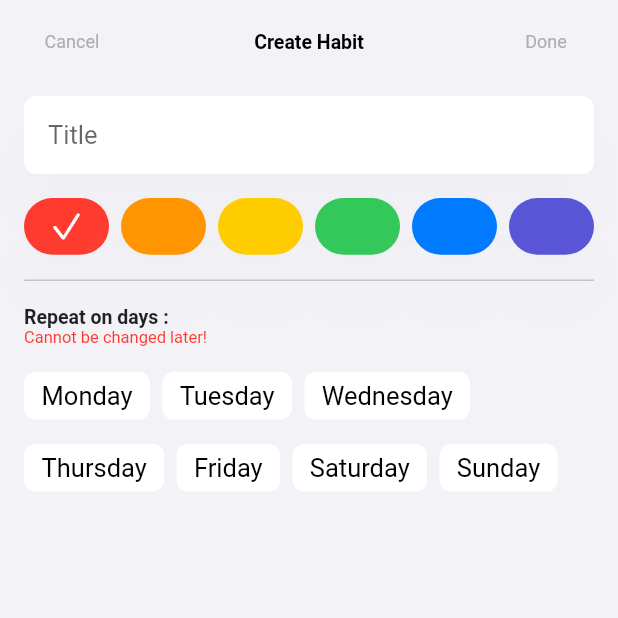
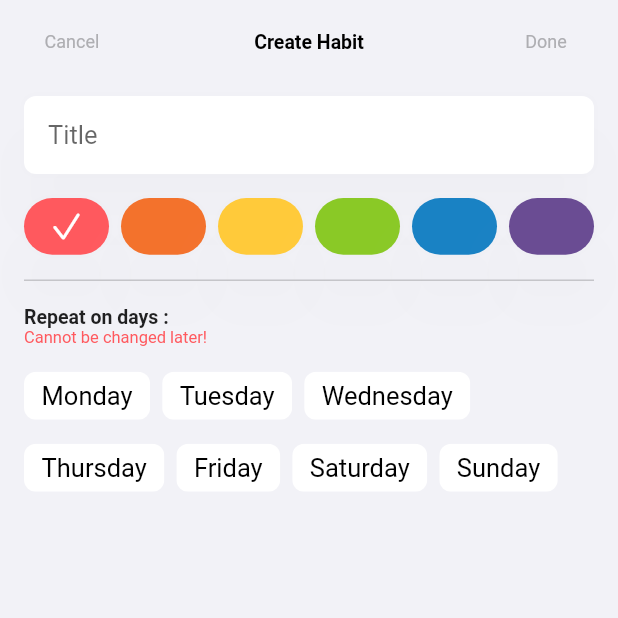
Before and after one commit to JackWRadford/habit-tracker, a Flutter app: the AddEditHabitView screen opened directly, on a phone screen of 412 x 824 dp, the top half of it. Run offline on Flutter 3.47's test engine with Material 2 defaults, Android fonts, the phone set to English and light mode, and no system bars; our stand-ins replace fl_chart, get_it, sqflite; accounts and stored records are empty; generated files the repository leaves out were written again.

Commit message:
Replaced check mark with circle. New colors

```diff
--- a/lib/ui/shared/app_colours.dart
+++ b/lib/ui/shared/app_colours.dart
@@ -11,22 +11,22 @@ const List<Color> myColors = [
 ];
 
 /// Indigo
-const Color myIndigo = CupertinoColors.systemIndigo;
+const Color myIndigo = Color(0xff6a4c93);
 
 /// Blue
-const Color myBlue = CupertinoColors.systemBlue;
+const Color myBlue = Color(0xff1982c4);
 
 /// Green
-const Color myGreen = CupertinoColors.systemGreen;
+const Color myGreen = Color(0xff8ac926);
 
 /// Yellow
-const Color myYellow = CupertinoColors.systemYellow;
+const Color myYellow = Color(0xffffca3a);
 
 /// Orange
-const Color myOrange = CupertinoColors.systemOrange;
+const Color myOrange = Color(0xfff3722c);
 
 /// Red
-const Color myRed = CupertinoColors.systemRed;
+const Color myRed = Color(0xffff595e);
 
 /// Text grey colour (taken from iOS13 systemGray)
 const Color myGrey = CupertinoColors.systemGrey2;
--- a/lib/ui/widgets/home_view/habit_card/habit_day_tick.dart
+++ b/lib/ui/widgets/home_view/habit_card/habit_day_tick.dart
@@ -32,7 +32,7 @@ class HabitDayTick extends StatelessWidget {
         child: SizedBox(
           width: 20,
           child: (habitDay.isDone)
-              ? Icon(CupertinoIcons.checkmark_alt, size: 20, color: habit.color)
+              ? Icon(CupertinoIcons.circle_fill, size: 16, color: habit.color)
               : (_habitIncludesDay(habit, habitDay))
                   ? Icon(CupertinoIcons.circle_fill,
                       size: 12, color: habit.color.withOpacity(0.2))
```
